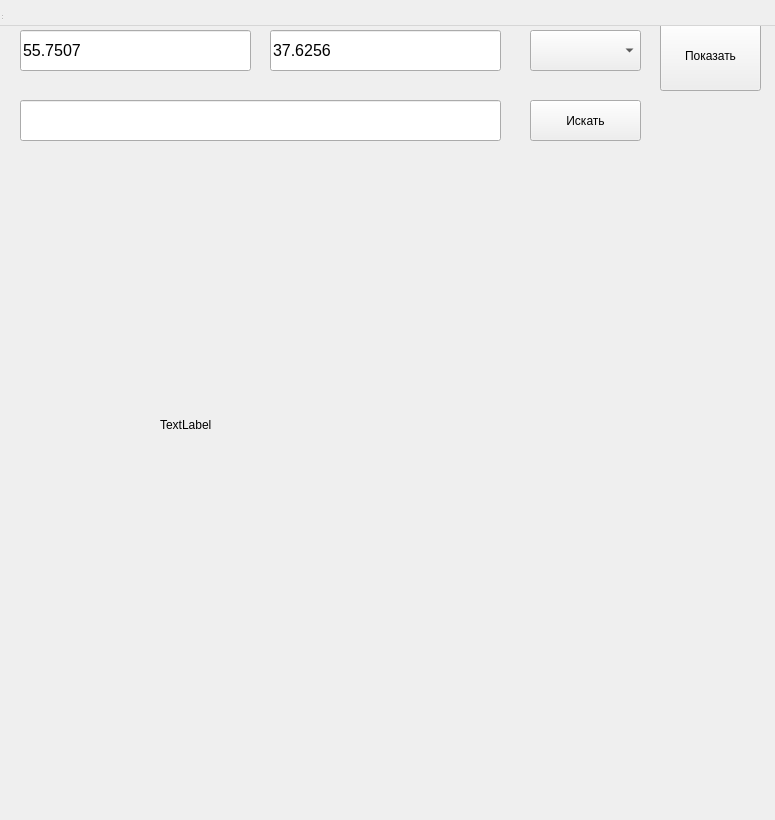
Before: the Qt Designer form map.ui in duny-explorer/Api, drawn with Qt 5.
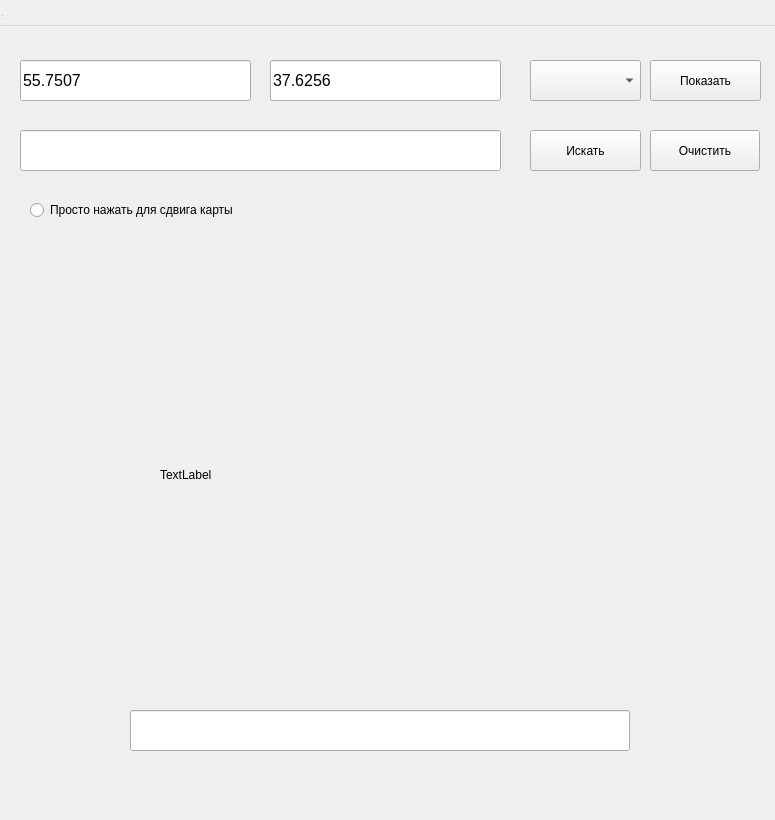
After: the same form once the commit is applied.

```diff
--- a/map.ui
+++ b/map.ui
@@ -17,9 +17,9 @@
    <property name="geometry">
     <rect>
      <x>0</x>
-     <y>0</y>
+     <y>30</y>
      <width>781</width>
-     <height>670</height>
+     <height>771</height>
     </rect>
    </property>
    <widget class="QLineEdit" name="lat_input">
@@ -40,19 +40,6 @@
      <string>55.7507</string>
     </property>
    </widget>
-   <widget class="QLabel" name="label">
-    <property name="geometry">
-     <rect>
-      <x>160</x>
-      <y>200</y>
-      <width>450</width>
-      <height>450</height>
-     </rect>
-    </property>
-    <property name="text">
-     <string>TextLabel</string>
-    </property>
-   </widget>
    <widget class="QLineEdit" name="lon_input">
     <property name="geometry">
      <rect>
@@ -74,10 +61,10 @@
    <widget class="QPushButton" name="btn">
     <property name="geometry">
      <rect>
-      <x>660</x>
-      <y>20</y>
-      <width>101</width>
-      <height>71</height>
+      <x>650</x>
+      <y>30</y>
+      <width>111</width>
+      <height>41</height>
      </rect>
     </property>
     <property name="text">
@@ -109,6 +96,14 @@
       <height>41</height>
      </rect>
     </property>
+    <property name="font">
+     <font>
+      <pointsize>12</pointsize>
+     </font>
+    </property>
+    <property name="focusPolicy">
+     <enum>Qt::ClickFocus</enum>
+    </property>
    </widget>
    <widget class="QPushButton" name="start">
     <property name="geometry">
@@ -123,6 +118,70 @@
      <string>Искать</string>
     </property>
    </widget>
+   <widget class="QPushButton" name="clear">
+    <property name="geometry">
+     <rect>
+      <x>650</x>
+      <y>100</y>
+      <width>110</width>
+      <height>41</height>
+     </rect>
+    </property>
+    <property name="sizePolicy">
+     <sizepolicy hsizetype="Minimum" vsizetype="Ignored">
+      <horstretch>0</horstretch>
+      <verstretch>0</verstretch>
+     </sizepolicy>
+    </property>
+    <property name="focusPolicy">
+     <enum>Qt::TabFocus</enum>
+    </property>
+    <property name="text">
+     <string>Очистить</string>
+    </property>
+   </widget>
+   <widget class="QLabel" name="label">
+    <property name="geometry">
+     <rect>
+      <x>160</x>
+      <y>220</y>
+      <width>450</width>
+      <height>450</height>
+     </rect>
+    </property>
+    <property name="text">
+     <string>TextLabel</string>
+    </property>
+   </widget>
+   <widget class="QRadioButton" name="radioButton">
+    <property name="geometry">
+     <rect>
+      <x>30</x>
+      <y>170</y>
+      <width>231</width>
+      <height>20</height>
+     </rect>
+    </property>
+    <property name="focusPolicy">
+     <enum>Qt::WheelFocus</enum>
+    </property>
+    <property name="text">
+     <string>Просто нажать для сдвига карты</string>
+    </property>
+   </widget>
+   <widget class="QLineEdit" name="address">
+    <property name="geometry">
+     <rect>
+      <x>130</x>
+      <y>680</y>
+      <width>500</width>
+      <height>41</height>
+     </rect>
+    </property>
+    <property name="readOnly">
+     <bool>true</bool>
+    </property>
+   </widget>
   </widget>
   <widget class="QMenuBar" name="menubar">
    <property name="geometry">
```
Left out of the diff: 18 changed lines with no effect on the pictures.
